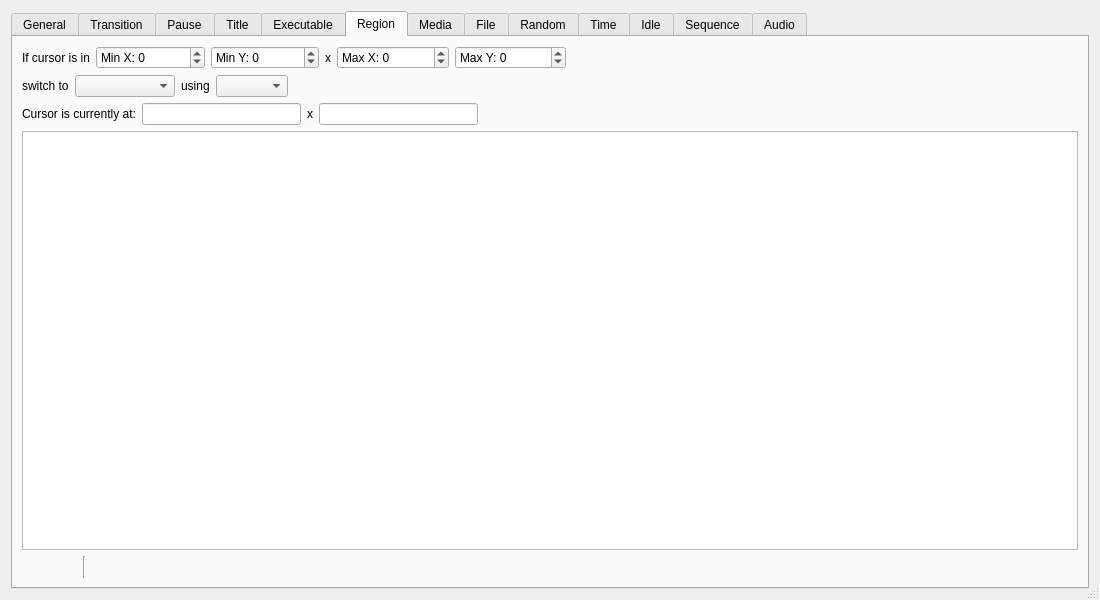
WarmUpTill/SceneSwitcher, file forms/advanced-scene-switcher.ui: the form before one commit.
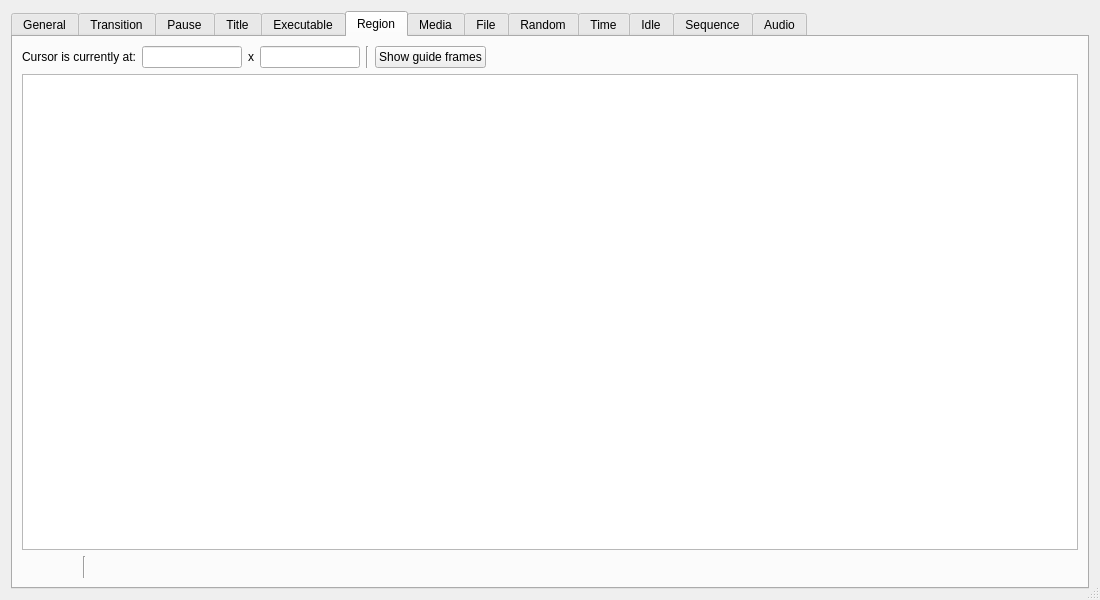
The form after the commit. The open tabs and pages were chosen to show the change. Icons and pictures are not drawn.

Commit message: update screen region UI and add helper frame

What changed in the file:
```diff
--- a/forms/advanced-scene-switcher.ui
+++ b/forms/advanced-scene-switcher.ui
@@ -1614,139 +1614,6 @@
        <string notr="true">Region</string>
       </attribute>
       <layout class="QVBoxLayout" name="verticalLayout_27">
-       <item>
-        <layout class="QHBoxLayout" name="horizontalLayout_4">
-         <item>
-          <widget class="QLabel" name="label">
-           <property name="text">
-            <string>If cursor is in</string>
-           </property>
-          </widget>
-         </item>
-         <item>
-          <widget class="QSpinBox" name="screenRegionMinX">
-           <property name="prefix">
-            <string>Min X: </string>
-           </property>
-           <property name="minimum">
-            <number>-1000000</number>
-           </property>
-           <property name="maximum">
-            <number>1000000</number>
-           </property>
-          </widget>
-         </item>
-         <item>
-          <widget class="QSpinBox" name="screenRegionMinY">
-           <property name="prefix">
-            <string>Min Y: </string>
-           </property>
-           <property name="minimum">
-            <number>-1000000</number>
-           </property>
-           <property name="maximum">
-            <number>1000000</number>
-           </property>
-          </widget>
-         </item>
-         <item>
-          <widget class="QLabel" name="label_6">
-           <property name="text">
-            <string>x</string>
-           </property>
-          </widget>
-         </item>
-         <item>
-          <widget class="QSpinBox" name="screenRegionMaxX">
-           <property name="prefix">
-            <string>Max X: </string>
-           </property>
-           <property name="minimum">
-            <number>-1000000</number>
-           </property>
-           <property name="maximum">
-            <number>1000000</number>
-           </property>
-          </widget>
-         </item>
-         <item>
-          <widget class="QSpinBox" name="screenRegionMaxY">
-           <property name="prefix">
-            <string>Max Y: </string>
-           </property>
-           <property name="minimum">
-            <number>-1000000</number>
-           </property>
-           <property name="maximum">
-            <number>1000000</number>
-           </property>
-          </widget>
-         </item>
-         <item>
-          <spacer name="horizontalSpacer_14">
-           <property name="orientation">
-            <enum>Qt::Horizontal</enum>
-           </property>
-           <property name="sizeHint" stdset="0">
-            <size>
-             <width>40</width>
-             <height>20</height>
-            </size>
-           </property>
-          </spacer>
-         </item>
-        </layout>
-       </item>
-       <item>
-        <layout class="QHBoxLayout" name="horizontalLayout_17">
-         <item>
-          <widget class="QLabel" name="label_3">
-           <property name="text">
-            <string>switch to</string>
-           </property>
-          </widget>
-         </item>
-         <item>
-          <widget class="QComboBox" name="screenRegionScenes">
-           <property name="sizePolicy">
-            <sizepolicy hsizetype="Maximum" vsizetype="Fixed">
-             <horstretch>0</horstretch>
-             <verstretch>0</verstretch>
-            </sizepolicy>
-           </property>
-           <property name="minimumSize">
-            <size>
-             <width>100</width>
-             <height>0</height>
-            </size>
-           </property>
-          </widget>
-         </item>
-         <item>
-          <widget class="QLabel" name="label_18">
-           <property name="text">
-            <string>using</string>
-           </property>
-          </widget>
-         </item>
-         <item>
-          <widget class="QComboBox" name="screenRegionsTransitions"/>
-         </item>
-         <item>
-          <spacer name="horizontalSpacer_13">
-           <property name="orientation">
-            <enum>Qt::Horizontal</enum>
-           </property>
-           <property name="sizeHint" stdset="0">
-            <size>
-             <width>40</width>
-             <height>20</height>
-            </size>
-           </property>
-          </spacer>
-         </item>
-        </layout>
-       </item>
        <item>
         <layout class="QHBoxLayout" name="horizontalLayout_20">
          <item>
@@ -1789,6 +1656,20 @@
            </property>
           </widget>
          </item>
+         <item>
+          <widget class="Line" name="line_7">
+           <property name="orientation">
+            <enum>Qt::Vertical</enum>
+           </property>
+          </widget>
+         </item>
+         <item>
+          <widget class="QPushButton" name="showFrame">
+           <property name="text">
+            <string>Show guide frames</string>
+           </property>
+          </widget>
+         </item>
          <item>
           <spacer name="horizontalSpacer_18">
            <property name="orientation">
```
Left out of the diff: 2 changed lines with no effect on the pictures. The commit also changes 4 other files.
